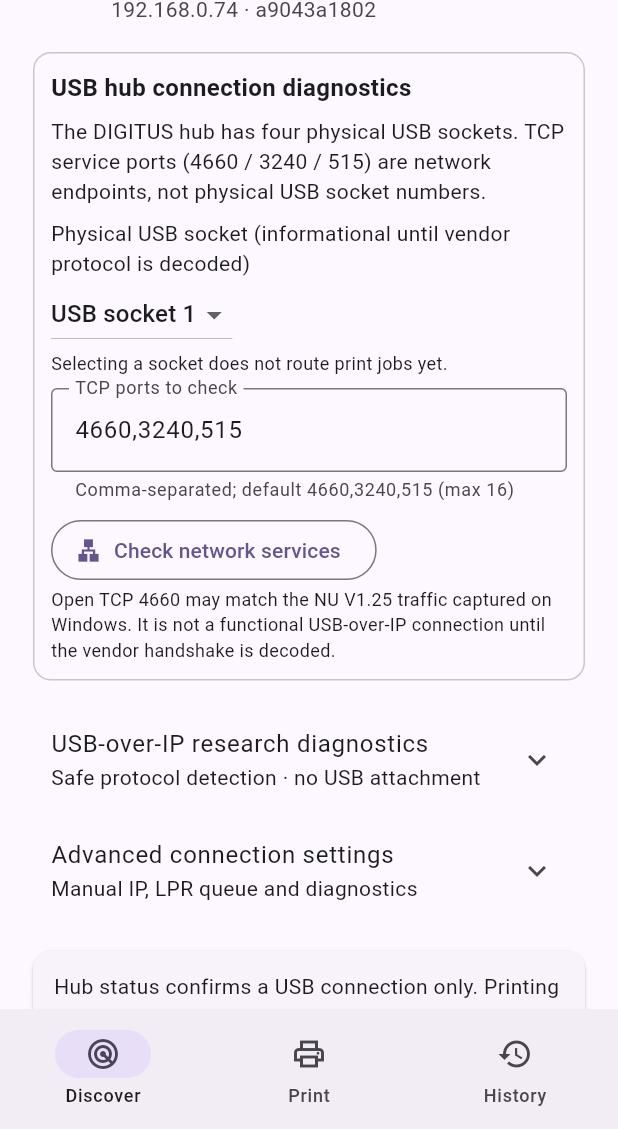
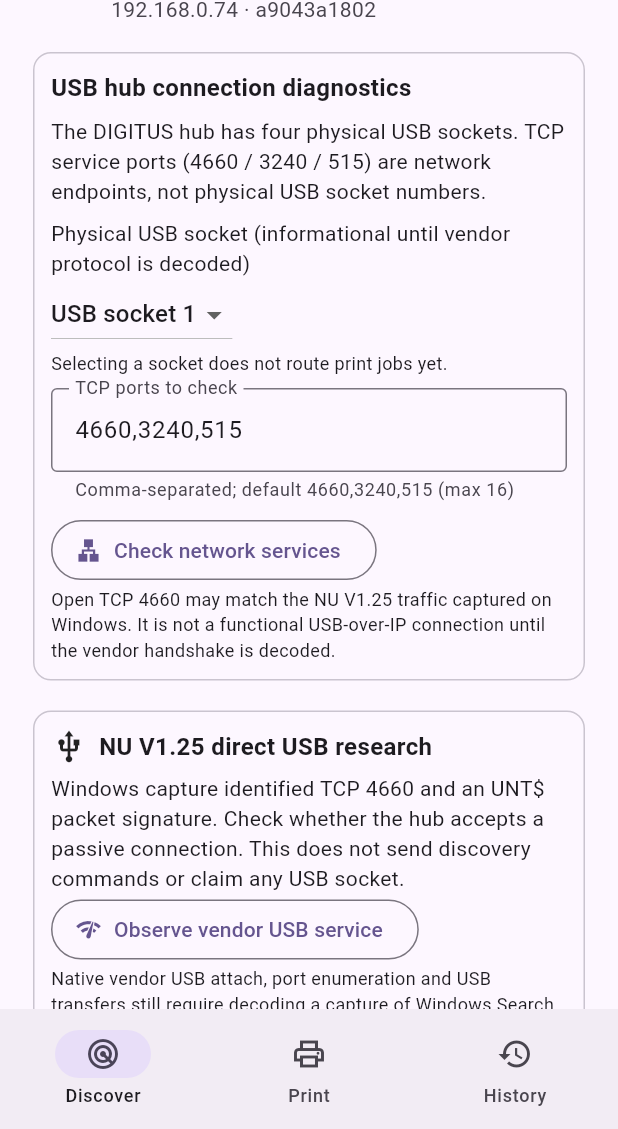
Before and after one commit to Bodo121/USB_PRINTER_ANDROID, a Flutter app: the screen it shows after launch, scrolled down 576 dp, on a phone screen of 412 x 824 dp, the part 107-1236 px from its top. Run offline on Flutter 3.47's test engine with Material 3 defaults, Android fonts, the phone set to English and light mode, and no system bars; our stand-ins replace file_picker, pdf, printing, shared_preferences; network calls fail.

Commit message:
DigitusPrint v0.8.1: add passive NU V1.25 TCP 4660 probe and UNT$ fingerprint tests

```diff
--- a/lib/main.dart
+++ b/lib/main.dart
@@ -2,6 +2,7 @@ import 'dart:typed_data';
 import 'services/hub_discovery.dart';
 import 'services/hub_web_probe.dart';
 import 'services/usbip_discovery.dart';
+import 'services/vendor_usb_discovery.dart';
 import 'services/usb_port_diagnostics.dart';
 import 'package:flutter/services.dart';
 import 'services/lpr_transport.dart';
@@ -45,6 +46,8 @@ class _HomeState extends State<Home> {
  String message='Ready to scan',paper='A4';
  HubSnapshot? hubInfo;
  UsbIpResult? usbIpDiagnostic;
+ NuVendorObservation? vendorUsbDiagnostic;
+ bool vendorProbeRunning=false;
  int scanGeneration=0;
  Uint8List? pdfBytes; String filename='';
  List<String> hosts=[],history=[];
@@ -276,6 +279,24 @@ class _HomeState extends State<Home> {
      await prefs.setString('usbIpTcpPorts',servicePorts.text.trim());
    }catch(e){if(mounted)setState(()=>message='TCP port check failed: $e');}
    finally {if(mounted)setState(()=>probingServices=false);}
+ }
+ Future<void> inspectNuVendor() async {
+   if(vendorProbeRunning)return;
+   final host=ip.text.trim();
+   setState((){
+     vendorProbeRunning=true;
+     vendorUsbDiagnostic=null;
+     message='Observing NU V1.25 TCP port 4660 (no USB commands sent)...';
+   });
+   try{
+     final result=await const NuVendorProbe().observe(host);
+     if(!mounted||host!=ip.text.trim())return;
+     setState((){
+       vendorUsbDiagnostic=result;
+       message=result.detail;
+     });
+   }catch(e){if(mounted)setState(()=>message='NU protocol observation failed: $e');}
+   finally{if(mounted)setState(()=>vendorProbeRunning=false);}
  }
  Future<void> inspectNativeUsbIp() async {
    final host=ip.text.trim();
@@ -518,6 +539,30 @@ class _HomeState extends State<Home> {
              style:TextStyle(fontSize:12)),
          ]))),
        const SizedBox(height:12),
+       Card.outlined(child:Padding(
+         padding:const EdgeInsets.all(12),
+         child:Column(crossAxisAlignment:CrossAxisAlignment.start,children:[
+           const Row(children:[Icon(Icons.usb),SizedBox(width:8),
+             Expanded(child:Text('NU V1.25 direct USB research',
+               style:TextStyle(fontSize:16,fontWeight:FontWeight.w600)))]),
+           const SizedBox(height:6),
+           const Text('Windows capture identified TCP 4660 and an UNT\$ packet signature. Check whether the hub accepts a passive connection. This does not send discovery commands or claim any USB socket.'),
+           OutlinedButton.icon(
+             onPressed:vendorProbeRunning?null:inspectNuVendor,
+             icon:const Icon(Icons.network_check),
+             label:Text(vendorProbeRunning?'Observing...':'Observe vendor USB service')),
+           if(vendorUsbDiagnostic!=null)
+             ListTile(
+               leading:Icon(vendorUsbDiagnostic!.connected
+                 ? Icons.link:Icons.link_off),
+               title:Text(vendorUsbDiagnostic!.connected
+                 ? 'TCP 4660 reachable':'TCP 4660 unavailable'),
+               subtitle:Text(vendorUsbDiagnostic!.detail),
+             ),
+           const Text('Native vendor USB attach, port enumeration and USB transfers still require decoding a capture of Windows Search → Connect → Disconnect.',
+             style:TextStyle(fontSize:12)),
+         ]))),
+       const SizedBox(height:12),
        ExpansionTile(
          title:const Text('USB-over-IP research diagnostics'),
          subtitle:const Text('Safe protocol detection · no USB attachment'),
--- /dev/null
+++ b/lib/services/vendor_usb_discovery.dart
@@ -0,0 +1,96 @@
+import 'dart:async';
+import 'dart:io';
+import 'dart:typed_data';
+
+import 'usb_port_diagnostics.dart';
+
+/// Observed legacy NU V1.25 packet, not a complete USB-over-IP specification.
+/// The user's Windows capture saw this client-side prefix on TCP 4660.
+/// It does NOT authorize replaying the packet to a printer hub.
+class NuPacketFingerprint {
+  const NuPacketFingerprint(this.hasUntSignature, this.length, this.sequenceByte);
+  final bool hasUntSignature;
+  final int length;
+  final int? sequenceByte;
+
+  static const prefix = <int>[
+    16,15,14,13,12,11,10,9,8,7,6,5,4,3,2,1,85,78,84,36,
+  ];
+
+  static NuPacketFingerprint inspect(Uint8List packet) {
+    final match=packet.length>=prefix.length &&
+        List.generate(prefix.length,(i)=>packet[i]==prefix[i]).every((x)=>x);
+    return NuPacketFingerprint(
+      match,packet.length, match && packet.length>24?packet[24]:null);
+  }
+}
+
+/// A deliberately passive vendor service observation.
+/// A TCP connection and incoming banner are recorded but NO handshake,
+/// attachment request, device selection, USB control or bulk I/O is sent.
+/// This prevents guessing a vendor opcode or disturbing an occupied USB port.
+class NuVendorObservation {
+  const NuVendorObservation({
+    required this.connected,
+    required this.receivedBytes,
+    required this.fingerprintFound,
+    required this.detail,
+  });
+  final bool connected;
+  final int receivedBytes;
+  final bool fingerprintFound;
+  final String detail;
+}
+
+class NuVendorProbe {
+  const NuVendorProbe();
+
+  Future<NuVendorObservation> observe(String host) async {
+    if(!UsbPortDiagnostics.privateIpv4(host)){
+      throw const FormatException('NU probe requires a private LAN IPv4 host');
+    }
+    Socket? socket;
+    StreamSubscription<Uint8List>? listener;
+    var received=0;
+    var signature=false;
+    try {
+      socket=await Socket.connect(host,4660,
+          timeout:const Duration(milliseconds:1100));
+      final done=Completer<void>();
+      // Capture at most 2048 bytes, without retaining private payloads.
+      listener=socket.listen((bytes) {
+        if(received<2048){
+          received+=(2048-received)<bytes.length?(2048-received):bytes.length;
+          if(NuPacketFingerprint.inspect(bytes).hasUntSignature)signature=true;
+        }
+        if(received>=2048&&!done.isCompleted)done.complete();
+      },onError:(Object e){
+        if(!done.isCompleted)done.complete();
+      },onDone:(){
+        if(!done.isCompleted)done.complete();
+      });
+      await done.future.timeout(const Duration(milliseconds:700),
+          onTimeout:(){});
+      return NuVendorObservation(
+        connected:true,receivedBytes:received,
+        fingerprintFound:signature,
+        detail:received==0
+          ? 'TCP 4660 accepts a connection but sends no unsolicited greeting. '
+            'This matches a protocol requiring an unknown client handshake; '
+            'no vendor commands were sent.'
+          : 'TCP 4660 returned $received bytes unsolicited. '
+            'No USB session was established or device claimed.');
+    }on SocketException catch(e){
+      return NuVendorObservation(
+        connected:false,receivedBytes:0,fingerprintFound:false,
+        detail:'No TCP 4660 connection: ${e.osError?.message??e.message}');
+    }on TimeoutException {
+      return const NuVendorObservation(
+        connected:false,receivedBytes:0,fingerprintFound:false,
+        detail:'TCP 4660 connection timed out');
+    }finally {
+      await listener?.cancel();
+      socket?.destroy();
+    }
+  }
+}
--- a/pubspec.yaml
+++ b/pubspec.yaml
@@ -1,7 +1,7 @@
 name: digitus_print
 description: Android-native Canon experimental printing and DIGITUS hub discovery
 publish_to: none
-version: 0.8.0+10
+version: 0.8.1+11
 environment:
   sdk: '>=3.12.0 <4.0.0'
   flutter: '>=3.44.0'
```
Also changed, not shown: 3 other files.
